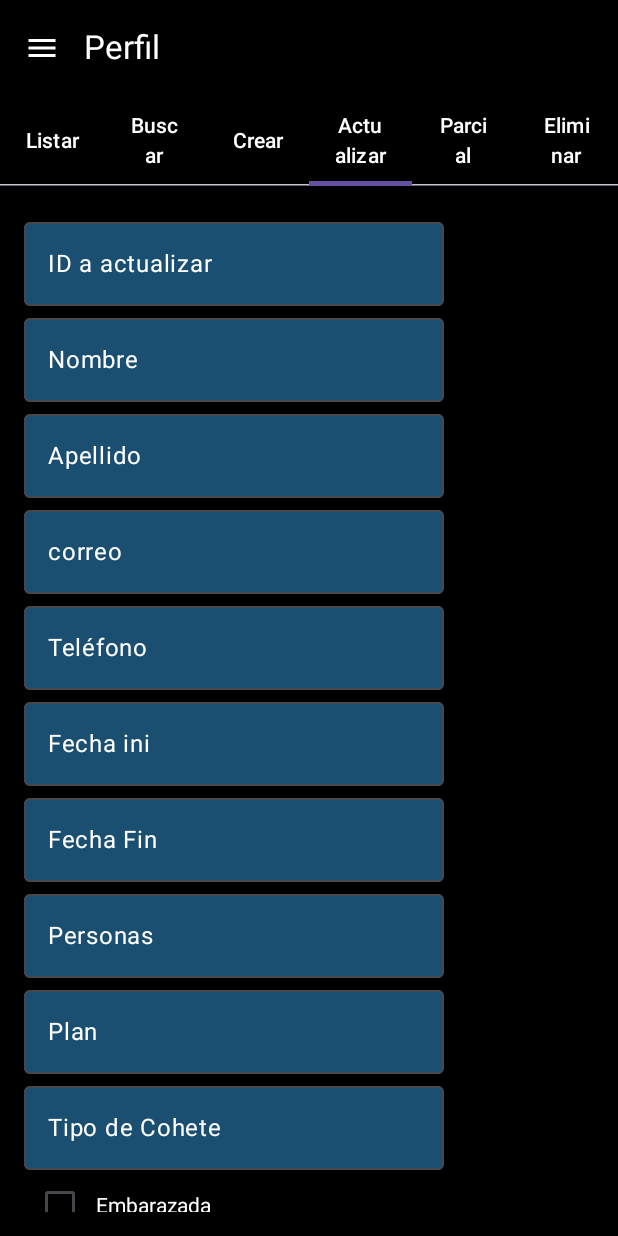
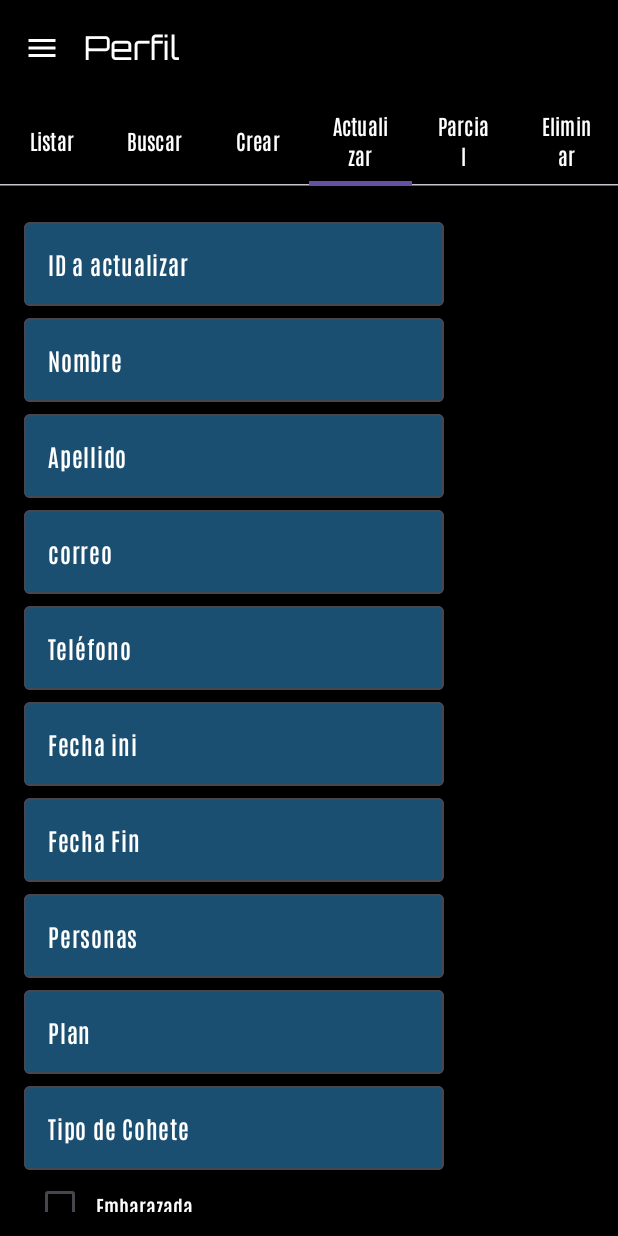
Before and after one commit to adriiaan12/SpaceY-AplicacionParaMovil, an Android app built with Jetpack Compose: the AnimalTabLayout screen opened through its navigation route, tab 4 chosen, on a phone screen of 412 x 824 dp. Run offline under Robolectric (Android 15) with nearby library versions, the phone set to English and light mode, and no system bars.

Commit message:
versionfinalv2

```diff
--- a/app/src/main/java/com/example/consumo_api/EditarAnimal.kt
+++ b/app/src/main/java/com/example/consumo_api/EditarAnimal.kt
@@ -25,6 +25,8 @@ import androidx.compose.foundation.verticalScroll
 import androidx.compose.foundation.rememberScrollState
 import androidx.compose.material3.TextFieldDefaults
 import androidx.compose.ui.graphics.Color
+import androidx.compose.ui.text.font.Font
+import androidx.compose.ui.text.font.FontFamily
 import com.example.consumo_api.ui.theme.azulboton
 
 
@@ -59,22 +61,24 @@ fun ViajeUpdateScreen(viewModel: ViajeViewModel) {
 
         )
 
-
+    val antonio = FontFamily(
+        Font(R.font.antonio_semibold) // puedes agregar otros estilos como bold, italic, etc.
+    )
 
     Column(modifier = Modifier.padding(16.dp).verticalScroll(scrollState) ) {
-        OutlinedTextField(value = id, onValueChange = { id = it },colors=customTextFieldColors, label = { Text("ID a actualizar", color=Color.White) })
-        OutlinedTextField(value = nombre, onValueChange = { nombre = it },colors=customTextFieldColors, label = { Text("Nombre", color=Color.White) })
-        OutlinedTextField(value = apellido, onValueChange = { apellido = it },colors=customTextFieldColors, label = { Text("Apellido", color=Color.White) })
-        OutlinedTextField(value = correo, onValueChange = { correo = it },colors=customTextFieldColors, label = { Text("correo", color=Color.White) })
-        OutlinedTextField(value = tlf, onValueChange = { tlf = it },colors=customTextFieldColors, label = { Text("Teléfono", color=Color.White) })
-        OutlinedTextField(value = fechaini, onValueChange = { fechaini = it },colors=customTextFieldColors, label = { Text("Fecha ini", color=Color.White) })
-        OutlinedTextField(value = fechafin, onValueChange = { fechafin = it },colors=customTextFieldColors, label = { Text("Fecha Fin", color=Color.White) })
-        OutlinedTextField(value = npersonas, onValueChange = { npersonas = it },colors=customTextFieldColors, label = { Text("Personas", color=Color.White) })
-        OutlinedTextField(value = plan, onValueChange = { plan = it },colors=customTextFieldColors, label = { Text("Plan", color=Color.White) })
-        OutlinedTextField(value = tipocohete, onValueChange = { tipocohete = it },colors=customTextFieldColors, label = { Text("Tipo de Cohete", color=Color.White) })
+        OutlinedTextField(value = id, onValueChange = { id = it },colors=customTextFieldColors, label = { Text("ID a actualizar", color=Color.White, fontFamily = antonio) })
+        OutlinedTextField(value = nombre, onValueChange = { nombre = it },colors=customTextFieldColors, label = { Text("Nombre", color=Color.White, fontFamily = antonio) })
+        OutlinedTextField(value = apellido, onValueChange = { apellido = it },colors=customTextFieldColors, label = { Text("Apellido", color=Color.White, fontFamily = antonio) })
+        OutlinedTextField(value = correo, onValueChange = { correo = it },colors=customTextFieldColors, label = { Text("correo", color=Color.White, fontFamily = antonio) })
+        OutlinedTextField(value = tlf, onValueChange = { tlf = it },colors=customTextFieldColors, label = { Text("Teléfono", color=Color.White, fontFamily = antonio) })
+        OutlinedTextField(value = fechaini, onValueChange = { fechaini = it },colors=customTextFieldColors, label = { Text("Fecha ini", color=Color.White, fontFamily = antonio) })
+        OutlinedTextField(value = fechafin, onValueChange = { fechafin = it },colors=customTextFieldColors, label = { Text("Fecha Fin", color=Color.White, fontFamily = antonio) })
+        OutlinedTextField(value = npersonas, onValueChange = { npersonas = it },colors=customTextFieldColors, label = { Text("Personas", color=Color.White, fontFamily = antonio) })
+        OutlinedTextField(value = plan, onValueChange = { plan = it },colors=customTextFieldColors, label = { Text("Plan", color=Color.White, fontFamily = antonio) })
+        OutlinedTextField(value = tipocohete, onValueChange = { tipocohete = it },colors=customTextFieldColors, label = { Text("Tipo de Cohete", color=Color.White, fontFamily = antonio) })
         Row(verticalAlignment = Alignment.CenterVertically) {
             Checkbox(checked = embarazada, onCheckedChange = { embarazada = it })
-            Text("Embarazada",color = Color.White)
+            Text("Embarazada",color = Color.White, fontFamily = antonio)
         }
 
         Button(onClick = {
@@ -82,7 +86,7 @@ fun ViajeUpdateScreen(viewModel: ViajeViewModel) {
             viewModel.editarViaje(id.toInt(), viaje)
             Toast.makeText(context, "Viaje editado correctamente", Toast.LENGTH_SHORT).show()
         }) {
-            Text("Actualizar Animal")
+            Text("Actualizar Viaje", fontFamily = antonio)
         }
     }
 }
--- a/app/src/main/java/com/example/consumo_api/ui/components/AppDrawer.kt
+++ b/app/src/main/java/com/example/consumo_api/ui/components/AppDrawer.kt
@@ -22,12 +22,17 @@ import com.example.consumo_api.ui.theme.Purple40
 import com.example.consumo_api.ui.theme.Black
 import com.example.consumo_api.ui.theme.Yellow40
 
+import androidx.compose.ui.text.font.Font
+import androidx.compose.ui.text.font.FontFamily
+import com.example.consumo_api.R
 
 @Composable
 fun AppDrawer(onDestinationClicked: (String) -> Unit) {
 
 
-
+    val Orbitron = FontFamily(
+        Font(R.font.orbitron_regular) // puedes agregar otros estilos como bold, italic, etc.
+    )
 
     ModalDrawerSheet {
         ModalDrawerSheet(
@@ -37,11 +42,12 @@ fun AppDrawer(onDestinationClicked: (String) -> Unit) {
                 "Menú",
                 style = MaterialTheme.typography.titleLarge,
                 modifier = Modifier.padding(16.dp),
-                color = White
+                color = White,
+                fontFamily = Orbitron
             )
 
             NavigationDrawerItem(
-                label = { Text("Inicio") },
+                label = { Text("Inicio", fontFamily = Orbitron) },
                 selected = false,
                 onClick = { onDestinationClicked("home") },
                 icon = { Icon(Icons.Default.Home, contentDescription = "Inicio") },
@@ -55,7 +61,7 @@ fun AppDrawer(onDestinationClicked: (String) -> Unit) {
                 )
             )
             NavigationDrawerItem(
-                label = { Text("Reservas") },
+                label = { Text("Reservas", fontFamily = Orbitron) },
                 selected = false,
                 onClick = { onDestinationClicked("taskIntro") },
                 icon = { Icon(Icons.Default.DateRange, contentDescription = "Reservas") },
@@ -73,7 +79,7 @@ fun AppDrawer(onDestinationClicked: (String) -> Unit) {
 
 
             NavigationDrawerItem(
-                label = { Text("Perfil") },
+                label = { Text("Perfil", fontFamily = Orbitron) },
                 selected = false,
 
                 onClick = {
@@ -94,7 +100,7 @@ fun AppDrawer(onDestinationClicked: (String) -> Unit) {
             )
 
             NavigationDrawerItem(
-                label = { Text("Salas") },
+                label = { Text("Salas", fontFamily = Orbitron) },
                 selected = false,
                 onClick = { onDestinationClicked("Sala") },
                 icon = { Icon(Icons.Default.Info, contentDescription = "Salas") },
@@ -110,7 +116,7 @@ fun AppDrawer(onDestinationClicked: (String) -> Unit) {
             )
 
             NavigationDrawerItem(
-                label = { Text("Ubicacion") },
+                label = { Text("Ubicacion", fontFamily = Orbitron) },
                 selected = false,
                 onClick = { onDestinationClicked("Localizacion") },
                 icon = { Icon(Icons.Default.LocationOn, contentDescription = "Ubicacion") },
--- a/app/src/main/java/com/example/consumo_api/ui/screens/HomeScreen.kt
+++ b/app/src/main/java/com/example/consumo_api/ui/screens/HomeScreen.kt
@@ -42,11 +42,20 @@ import androidx.lifecycle.compose.collectAsStateWithLifecycle
 import com.example.consumo_api.R
 import com.example.consumo_api.models.ViewModel_class
 
+import androidx.compose.ui.text.font.Font
+import androidx.compose.ui.text.font.FontFamily
+import androidx.compose.ui.text.font.FontWeight
+import androidx.compose.ui.res.fontResource
+
 
 @OptIn(ExperimentalMaterial3Api::class)
-
 @Composable
 fun HomeScreen(modifier: Modifier = Modifier) {
+
+    val Orbitron = FontFamily(
+        Font(R.font.orbitron_regular) // puedes agregar otros estilos como bold, italic, etc.
+    )
+
     Column(
         modifier = modifier
             .fillMaxSize()
@@ -72,7 +81,8 @@ fun HomeScreen(modifier: Modifier = Modifier) {
             text = "Adrián Sánchez Álvarez\nManuel Saucedo Gonzalez\nYeray Via Alba",
             color = Color.White,
             style = MaterialTheme.typography.headlineMedium.copy(fontSize = 16.sp, lineHeight = 16.sp),
-            textAlign = TextAlign.Start
+            textAlign = TextAlign.Start,
+            fontFamily = Orbitron
         )
     }
 }
--- a/app/src/main/java/com/example/consumo_api/ui/screens/MainScreen.kt
+++ b/app/src/main/java/com/example/consumo_api/ui/screens/MainScreen.kt
@@ -39,7 +39,8 @@ import com.example.consumo_api.R // Asegúrate que el paquete coincide con el tu
 
 import com.example.consumo_api.ui.AnimalTabLayout
 
-
+import androidx.compose.ui.text.font.Font
+import androidx.compose.ui.text.font.FontFamily
 
 
 @OptIn(ExperimentalMaterial3Api::class)
@@ -52,6 +53,10 @@ fun MainScreen() {
     // Obtener ruta actual
     val navBackStackEntry by navController.currentBackStackEntryAsState()
     val currentRoute = navBackStackEntry?.destination?.route
+
+    val Orbitron = FontFamily(
+        Font(R.font.orbitron_regular) // puedes agregar otros estilos como bold, italic, etc.
+    )
 
     Box(modifier = Modifier
         .fillMaxSize()
@@ -99,7 +104,8 @@ fun MainScreen() {
                                     "Localizacion" -> "Localización"
                                     else -> "Mi App"
                                 },
-                                        color = Color.White
+                                        color = Color.White,
+                                        fontFamily = Orbitron
                             )
                         },
                         navigationIcon = {
--- a/app/src/main/java/com/example/consumo_api/ui/screens/ProfileScreen.kt
+++ b/app/src/main/java/com/example/consumo_api/ui/screens/ProfileScreen.kt
@@ -21,6 +21,9 @@ import com.example.consumo_api.ViajeUpdateScreen
 import com.example.consumo_api.ViajePatchScreen
 import com.example.consumo_api.ViajeDeleteScreen
 import com.example.consumo_api.modules.Viaje
+import androidx.compose.ui.text.font.Font
+import androidx.compose.ui.text.font.FontFamily
+import com.example.consumo_api.R
 
 
 
@@ -30,13 +33,17 @@ fun AnimalTabLayout(viewModel: ViajeViewModel = ViajeViewModel()) {
     val tabs = listOf("Listar", "Buscar", "Crear", "Actualizar", "Parcial", "Eliminar")
     var selectedTab by remember { mutableStateOf(0) }
 
+    val antonio = FontFamily(
+        Font(R.font.antonio_semibold) // puedes agregar otros estilos como bold, italic, etc.
+    )
+
     Column {
         TabRow(selectedTabIndex = selectedTab,containerColor = Color.Black, contentColor =  Color.White) {
             tabs.forEachIndexed { index, title ->
                 Tab(
                     selected = selectedTab == index,
                     onClick = { selectedTab = index },
-                    text = { Text(title) },
+                    text = { Text(title, fontFamily = antonio) },
 
                 )
 
```
Also changed, not shown: app/src/main/java/com/example/consumo_api/BuscarPorId.kt (+19 -13 lines), app/src/main/java/com/example/consumo_api/BuscarTodosAnimales.kt (+18 -12 lines), app/src/main/java/com/example/consumo_api/CrearAnimal.kt (+16 -12 lines), app/src/main/java/com/example/consumo_api/EditarParcialmenteAnimal.kt (+10 -4 lines), app/src/main/java/com/example/consumo_api/EliminarAnimal.kt (+8 -2 lines), app/src/main/java/com/example/consumo_api/ui/screens/LocationScreen.kt (+17 -3 lines), app/src/main/java/com/example/consumo_api/ui/screens/SalaScreen.kt (+25 -8 lines), app/src/main/java/com/example/consumo_api/ui/screens/TaskIntroScreen.kt (+8 -1 lines), app/src/main/java/com/example/consumo_api/ui/screens/TaskScreen.kt (+17 -12 lines), app/src/main/res/font/antonio_semibold.ttf (added), app/src/main/res/font/orbitron_regular.ttf (added).
